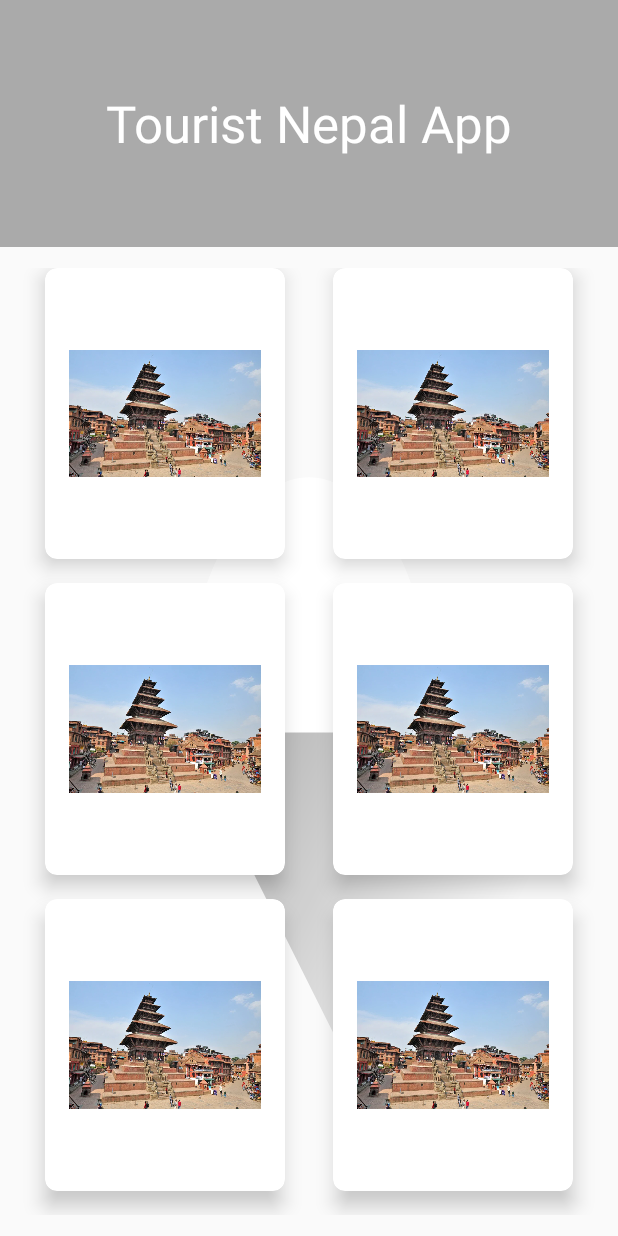
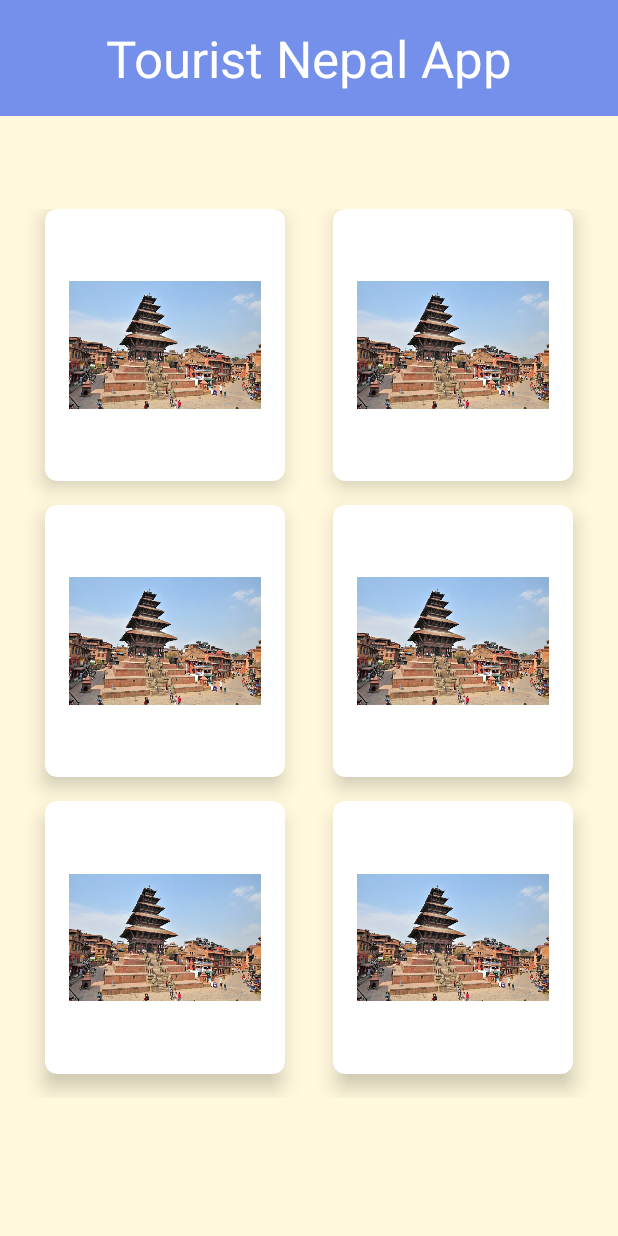
Before and after one commit to Nugasnakarmi/TouristNepalApp, an Android app: the screen it shows after launch (MainActivity), on a phone screen of 412 x 824 dp. Run offline under Robolectric (Android 15) with nearby library versions, the phone set to English and light mode, and no system bars.

Commit message:
changed theme

```diff
--- a/app/build.gradle
+++ b/app/build.gradle
@@ -22,6 +22,7 @@ dependencies {
     implementation fileTree(dir: 'libs', include: ['*.jar'])
     implementation 'com.android.support:appcompat-v7:28.0.0'
     implementation 'com.android.support:cardview-v7:28.0.0'
+    implementation 'com.android.support:recyclerview-v7:28.+'
     implementation 'com.android.support.constraint:constraint-layout:1.1.3'
     testImplementation 'junit:junit:4.12'
     androidTestImplementation 'com.android.support.test:runner:1.0.2'
--- a/app/src/main/res/layout/activity_main.xml
+++ b/app/src/main/res/layout/activity_main.xml
@@ -6,15 +6,17 @@
     android:layout_width="match_parent"
     android:layout_height="match_parent"
     android:orientation="vertical"
-    android:background="@drawable/ic_launcher_foreground"
+    android:background="@color/colorBgGrid"
     android:weightSum="10"
     tools:context=".MainActivity">
 
     <RelativeLayout
-        android:background="@android:color/darker_gray"
-        android:layout_weight="2"
+        android:background="@color/colorPrimary"
+        android:layout_weight="1"
         android:layout_width="match_parent"
-        android:layout_height="0dp">
+        android:layout_height="0dp"
+        android:layout_marginBottom="@android:dimen/app_icon_size"
+        >
 
         <TextView
             android:id="@+id/textGrid"
@@ -50,6 +52,7 @@
             android:layout_marginBottom="16dp"
             android:layout_marginLeft="16dp"
             android:layout_marginRight="16dp"
+
             app:cardElevation="8dp"
             app:cardCornerRadius="8dp"
             >
--- a/app/src/main/res/values/colors.xml
+++ b/app/src/main/res/values/colors.xml
@@ -1,6 +1,8 @@
 <?xml version="1.0" encoding="utf-8"?>
 <resources>
-    <color name="colorPrimary">#3F51B5</color>
+    <color name="colorPrimary">#7590eb</color>
     <color name="colorPrimaryDark">#303F9F</color>
     <color name="colorAccent">#FF4081</color>
+
+    <color name ="colorBgGrid">#fff8dc</color>
 </resources>
```
